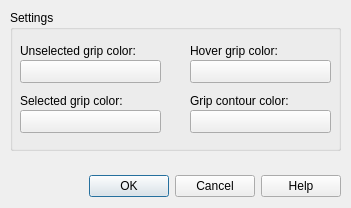
First picture: the form in qad_gripcolor.ui, repository geosim/QAD, before the edit.
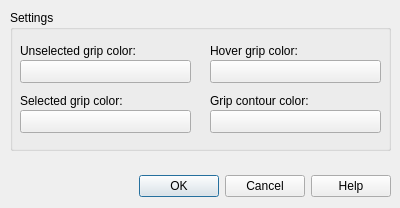
Second picture: the form after the edit.

```diff
--- a/qad_gripcolor.ui
+++ b/qad_gripcolor.ui
@@ -6,19 +6,19 @@
    <rect>
     <x>0</x>
     <y>0</y>
-    <width>351</width>
+    <width>400</width>
     <height>208</height>
    </rect>
   </property>
   <property name="minimumSize">
    <size>
-    <width>351</width>
+    <width>400</width>
     <height>208</height>
    </size>
   </property>
   <property name="maximumSize">
    <size>
-    <width>351</width>
+    <width>400</width>
     <height>208</height>
    </size>
   </property>
@@ -28,7 +28,7 @@
   <widget class="QDialogButtonBox" name="buttonBox">
    <property name="geometry">
     <rect>
-     <x>10</x>
+     <x>60</x>
      <y>170</y>
      <width>331</width>
      <height>32</height>
@@ -46,7 +46,7 @@
     <rect>
      <x>10</x>
      <y>10</y>
-     <width>331</width>
+     <width>381</width>
      <height>141</height>
     </rect>
    </property>
@@ -58,7 +58,7 @@
      <rect>
       <x>10</x>
       <y>30</y>
-      <width>151</width>
+      <width>171</width>
       <height>21</height>
      </rect>
     </property>
@@ -69,9 +69,9 @@
    <widget class="QLabel" name="label_2">
     <property name="geometry">
      <rect>
-      <x>180</x>
+      <x>200</x>
       <y>30</y>
-      <width>151</width>
+      <width>171</width>
       <height>21</height>
      </rect>
     </property>
@@ -84,7 +84,7 @@
      <rect>
       <x>10</x>
       <y>80</y>
-      <width>151</width>
+      <width>171</width>
       <height>21</height>
      </rect>
     </property>
@@ -95,9 +95,9 @@
    <widget class="QLabel" name="label_4">
     <property name="geometry">
      <rect>
-      <x>180</x>
+      <x>200</x>
       <y>80</y>
-      <width>151</width>
+      <width>171</width>
       <height>21</height>
      </rect>
     </property>
@@ -110,7 +110,7 @@
      <rect>
       <x>10</x>
       <y>50</y>
-      <width>141</width>
+      <width>171</width>
       <height>23</height>
      </rect>
     </property>
@@ -123,7 +123,7 @@
      <rect>
       <x>10</x>
       <y>100</y>
-      <width>141</width>
+      <width>171</width>
       <height>23</height>
      </rect>
     </property>
@@ -134,9 +134,9 @@
    <widget class="QPushButton" name="hoverGripColorDummy">
     <property name="geometry">
      <rect>
-      <x>180</x>
+      <x>200</x>
       <y>50</y>
-      <width>141</width>
+      <width>171</width>
       <height>23</height>
      </rect>
     </property>
@@ -147,9 +147,9 @@
    <widget class="QPushButton" name="contourGripColorDummy">
     <property name="geometry">
      <rect>
-      <x>180</x>
+      <x>200</x>
       <y>100</y>
-      <width>141</width>
+      <width>171</width>
       <height>23</height>
      </rect>
     </property>
```
